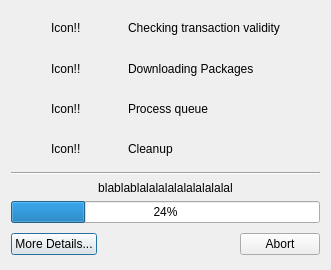
First picture: the form in trunk/ui/transactionDialog.ui, repository drf/shaman1, before the edit.
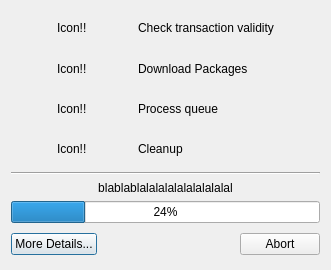
Second picture: the form after the edit.

Diff of the .ui file:
```diff
--- a/trunk/ui/transactionDialog.ui
+++ b/trunk/ui/transactionDialog.ui
@@ -25,14 +25,14 @@
      <item row="0" column="3" >
       <widget class="QLabel" name="label" >
        <property name="text" >
-        <string>Checking transaction validity</string>
+        <string>Check transaction validity</string>
        </property>
       </widget>
      </item>
      <item row="1" column="3" >
       <widget class="QLabel" name="label_3" >
        <property name="text" >
-        <string>Downloading Packages</string>
+        <string>Download Packages</string>
        </property>
       </widget>
      </item>
```
Left out of the diff: 8 changed lines with no effect on the pictures.
